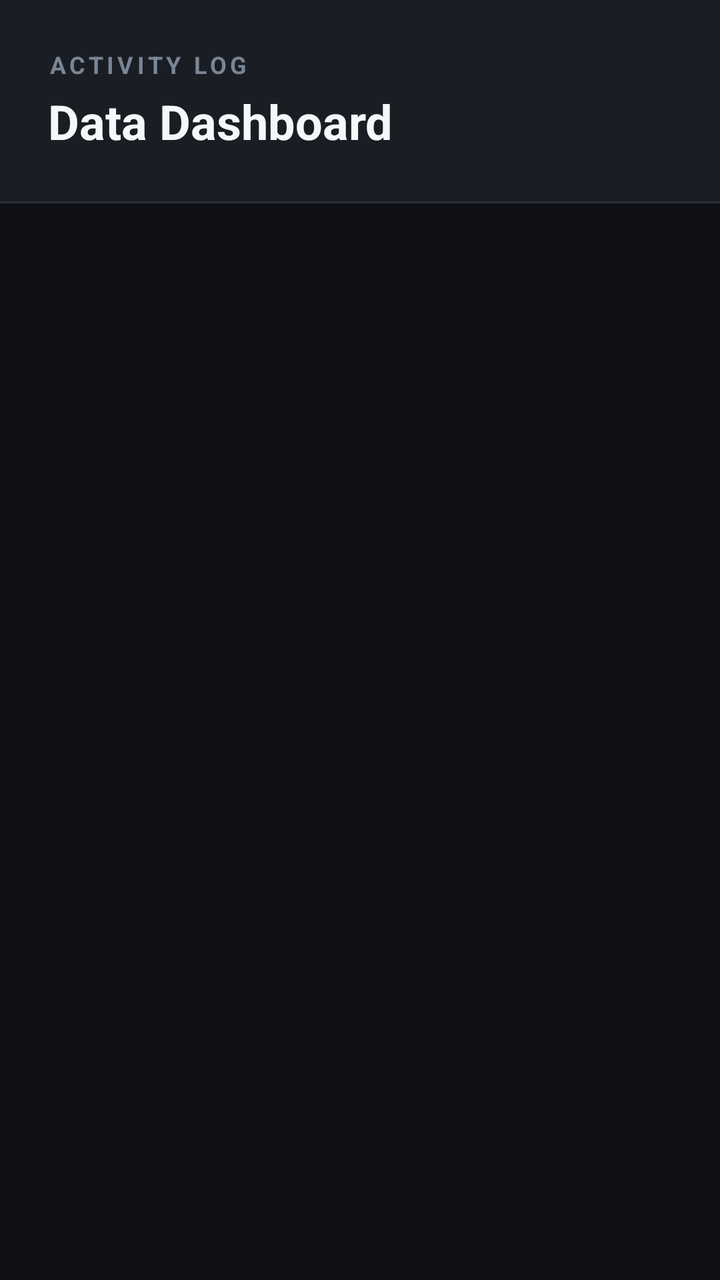
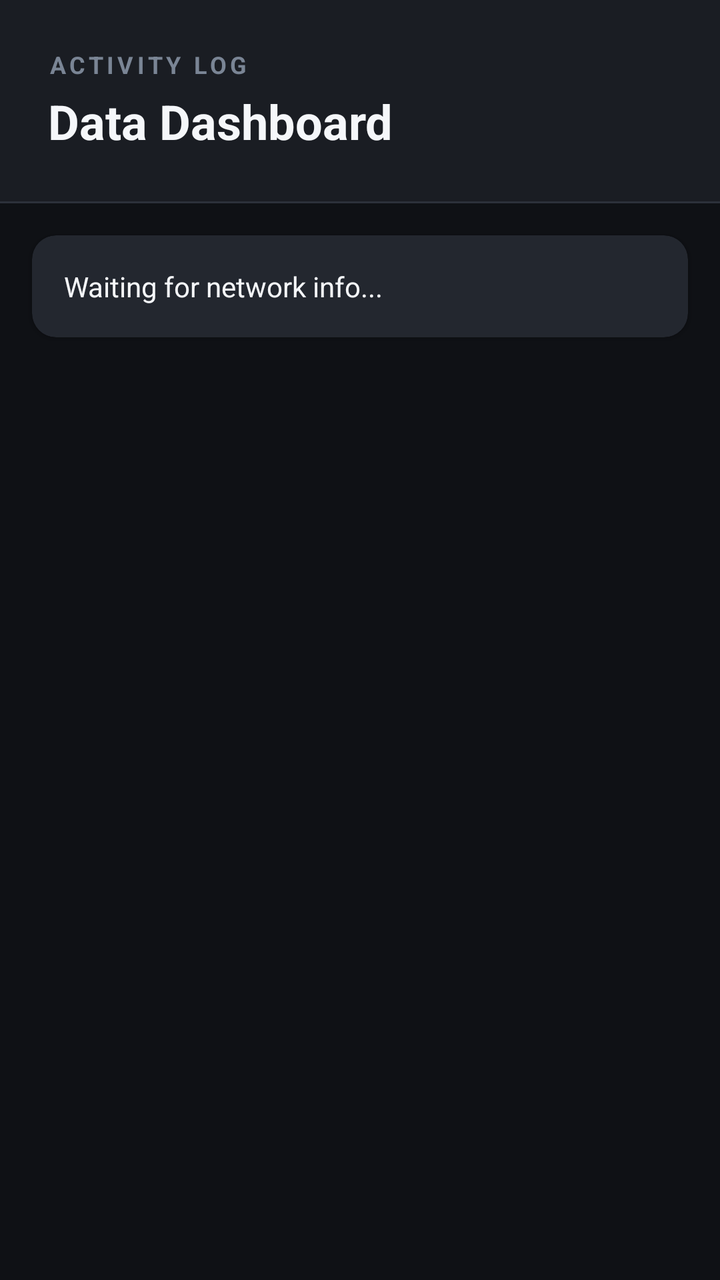

The first picture is an Android layout as it rendered before a commit; the second is the same layout after the commit. The layout source and the unified diff follow.
<!-- AndroidManifest.xml: application theme Theme.SafeTrack -->
<!-- res/layout/activity_dashboard.xml -->
<?xml version="1.0" encoding="utf-8"?>
<LinearLayout xmlns:android="http://schemas.android.com/apk/res/android"
    xmlns:app="http://schemas.android.com/apk/res-auto"
    android:layout_width="match_parent"
    android:layout_height="match_parent"
    android:background="@color/bg_root"
    android:orientation="vertical">

    
    <LinearLayout
        android:layout_width="match_parent"
        android:layout_height="wrap_content"
        android:orientation="vertical"
        android:padding="@dimen/space_lg"
        android:background="@color/bg_surface">

        <TextView
            android:layout_width="wrap_content"
            android:layout_height="wrap_content"
            android:text="ACTIVITY LOG"
            android:textColor="@color/text_tertiary"
            android:textSize="@dimen/text_caption"
            android:letterSpacing="0.15"
            android:textStyle="bold" />

        <TextView
            android:layout_width="wrap_content"
            android:layout_height="wrap_content"
            android:text="Data Dashboard"
            android:textColor="@color/text_primary"
            android:textSize="@dimen/text_headline"
            android:textStyle="bold"
            android:layout_marginTop="@dimen/space_xs" />

   </LinearLayout>

    <View
        android:layout_width="match_parent"
        android:layout_height="1dp"
        android:background="@color/divider" />

    <androidx.recyclerview.widget.RecyclerView
        android:id="@+id/rvLogs"
        android:layout_width="match_parent"
        android:layout_height="match_parent"
        android:padding="@dimen/space_md"
        android:clipToPadding="false" />

</LinearLayout>
<!-- resources referenced by this layout -->
<resources>
  <color name="bg_root">#0F1115</color>
  <color name="bg_surface">#1A1D23</color>
  <color name="divider">#2C313A</color>
  <color name="text_primary">#F5F7FA</color>
  <color name="text_tertiary">#7A8595</color>
  <dimen name="space_lg">24dp</dimen>
  <dimen name="space_md">16dp</dimen>
  <dimen name="space_xs">4dp</dimen>
  <dimen name="text_caption">12sp</dimen>
  <dimen name="text_headline">24sp</dimen>
  <style name="Theme.SafeTrack" parent="Theme.MaterialComponents.NoActionBar">
          <item name="colorPrimary">@color/brand_primary</item>
          <item name="colorPrimaryDark">@color/brand_primary_dark</item>
          <item name="colorAccent">@color/brand_secondary</item>
          <item name="android:windowBackground">@color/bg_root</item>
          <item name="android:statusBarColor" tools:targetApi="21">@color/bg_root</item>
          <item name="android:navigationBarColor" tools:targetApi="21">@color/bg_root</item>
          <item name="android:textColorPrimary">@color/text_primary</item>
          <item name="android:textColorSecondary">@color/text_secondary</item>
    </style>
  <color name="brand_primary">#00E676</color>
  <color name="brand_primary_dark">#00C853</color>
  <color name="brand_secondary">#00B0FF</color>
  <color name="text_secondary">#B0BEC5</color>
</resources>

<!-- the commit's change to res/layout/activity_dashboard.xml (unified diff, before → after) -->
@@ -39,6 +39,26 @@
         android:layout_height="1dp"
         android:background="@color/divider" />
 
+    
+    <androidx.cardview.widget.CardView
+        android:id="@+id/cvLiveCellInfo"
+        android:layout_width="match_parent"
+        android:layout_height="wrap_content"
+        android:layout_margin="@dimen/space_md"
+        app:cardBackgroundColor="@color/bg_surface_elevated"
+        app:cardCornerRadius="@dimen/radius_md">
+
+        <TextView
+            android:id="@+id/tvLiveCellInfo"
+            android:layout_width="match_parent"
+            android:layout_height="wrap_content"
+            android:padding="@dimen/space_md"
+            android:text="Waiting for network info..."
+            android:textColor="@color/text_primary"
+            android:textSize="@dimen/text_body" />
+
+    </androidx.cardview.widget.CardView>
+
     <androidx.recyclerview.widget.RecyclerView
         android:id="@+id/rvLogs"
         android:layout_width="match_parent"
<!-- resource entries referenced after the edit -->
@@ -2,12 +2,15 @@
 <resources>
   <color name="bg_root">#0F1115</color>
   <color name="bg_surface">#1A1D23</color>
+  <color name="bg_surface_elevated">#23272F</color>
   <color name="divider">#2C313A</color>
   <color name="text_primary">#F5F7FA</color>
   <color name="text_tertiary">#7A8595</color>
+  <dimen name="radius_md">12dp</dimen>
   <dimen name="space_lg">24dp</dimen>
   <dimen name="space_md">16dp</dimen>
   <dimen name="space_xs">4dp</dimen>
+  <dimen name="text_body">14sp</dimen>
   <dimen name="text_caption">12sp</dimen>
   <dimen name="text_headline">24sp</dimen>
   <style name="Theme.SafeTrack" parent="Theme.MaterialComponents.NoActionBar">
